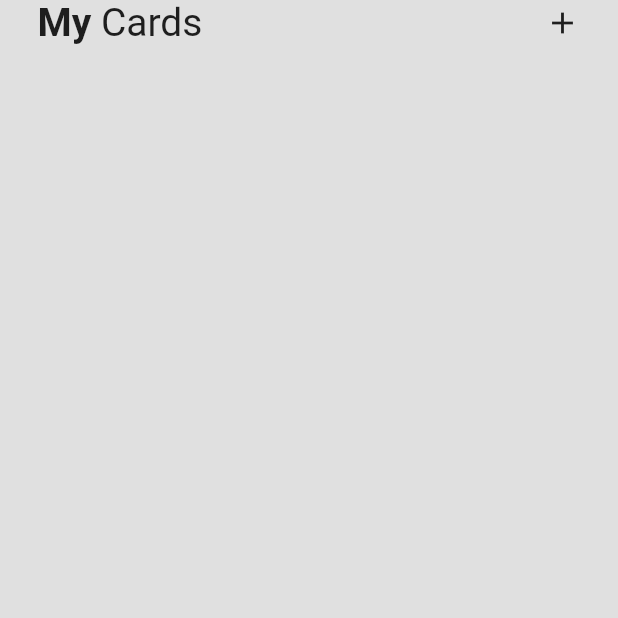
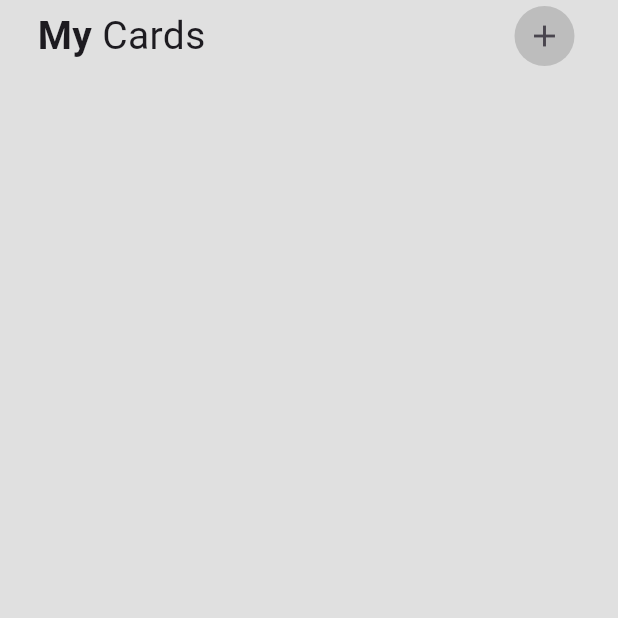
Before and after one commit to songhee24/wallet-app-ui, a Flutter app: the screen it shows after launch, on a phone screen of 412 x 824 dp, the top half of it. Run offline on Flutter 3.47's test engine with Material 2 defaults, Android fonts, the phone set to English and light mode, and no system bars.

Commit message:
some icon styling

```diff
--- a/lib/src/main.dart
+++ b/lib/src/main.dart
@@ -12,6 +12,8 @@ class MyApp extends StatelessWidget {
   Widget build(BuildContext context) {
     return MaterialApp(
       debugShowCheckedModeBanner: false,
+      theme: ThemeData(
+          colorSchemeSeed: const Color(0xff6750a4), useMaterial3: true),
       home: HomeScreen(),
     );
   }
--- a/lib/src/screens/home_screen.dart
+++ b/lib/src/screens/home_screen.dart
@@ -37,7 +37,16 @@ class _HomeScreenState extends State<HomeScreen> {
                   ),
 
                   // Pluss Button
-                  Icon(Icons.add),
+                  IconButton(
+                    splashRadius: 20,
+                    padding: EdgeInsets.zero,
+                    icon: const Icon(Icons.add),
+                    style: IconButton.styleFrom(
+                      backgroundColor: Colors.grey[400],
+                      highlightColor: Colors.deepPurple.withOpacity(0.12),
+                    ),
+                    onPressed: () {},
+                  ),
                 ],
               ),
             )
```
